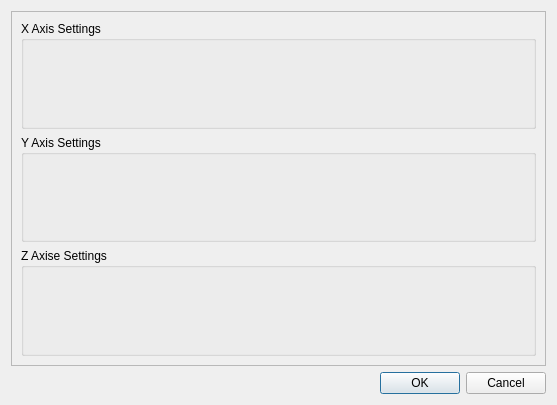
This is Widgets/settingsdialog.ui in Mattia-Sacchi/A3D as Qt 5 draws it before an edit. The edited form follows.
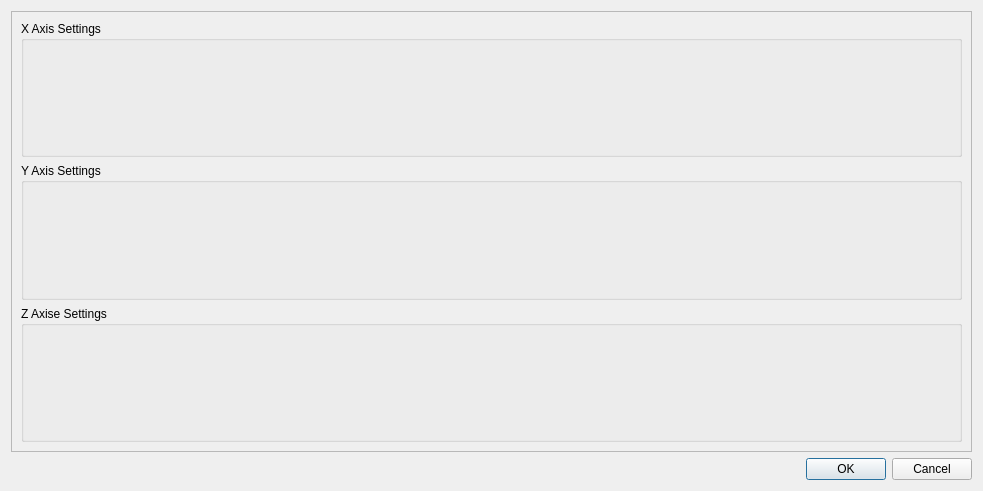
This is the edited form. Custom widgets are drawn as their Qt base class.

Diff of the .ui file:
```diff
--- a/Widgets/settingsdialog.ui
+++ b/Widgets/settingsdialog.ui
@@ -6,8 +6,8 @@
    <rect>
     <x>0</x>
     <y>0</y>
-    <width>557</width>
-    <height>405</height>
+    <width>983</width>
+    <height>491</height>
    </rect>
   </property>
   <property name="windowTitle">
@@ -24,8 +24,8 @@
        <rect>
         <x>0</x>
         <y>0</y>
-        <width>533</width>
-        <height>350</height>
+        <width>963</width>
+        <height>400</height>
        </rect>
       </property>
       <layout class="QVBoxLayout" name="verticalLayout_5">
```
